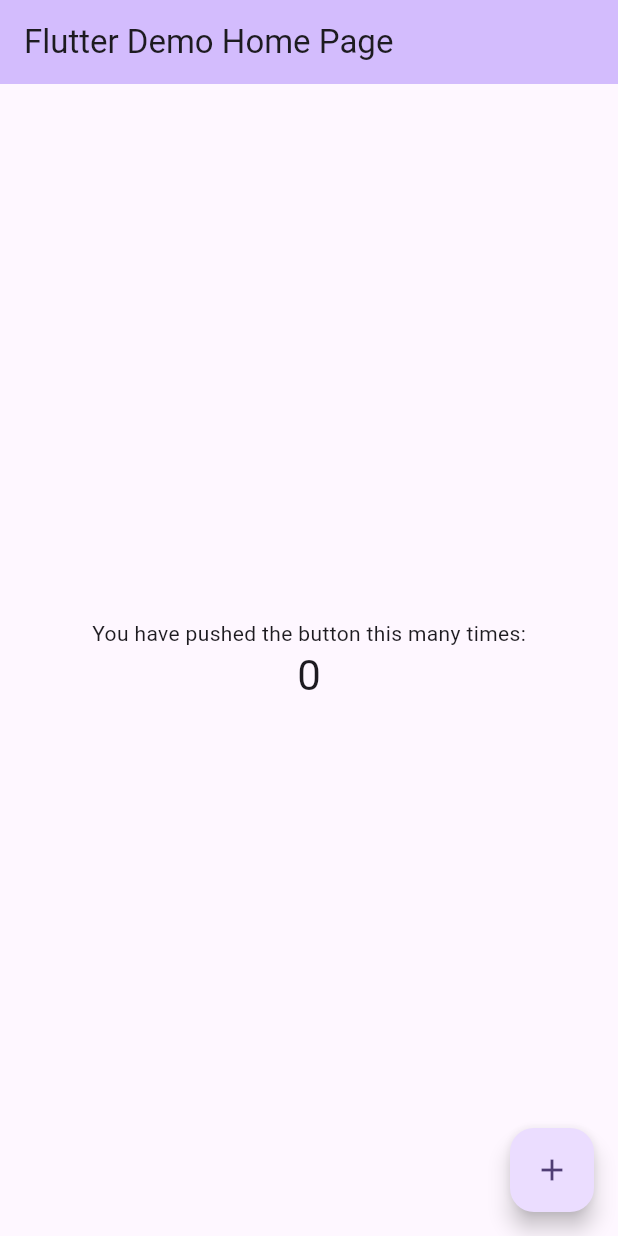
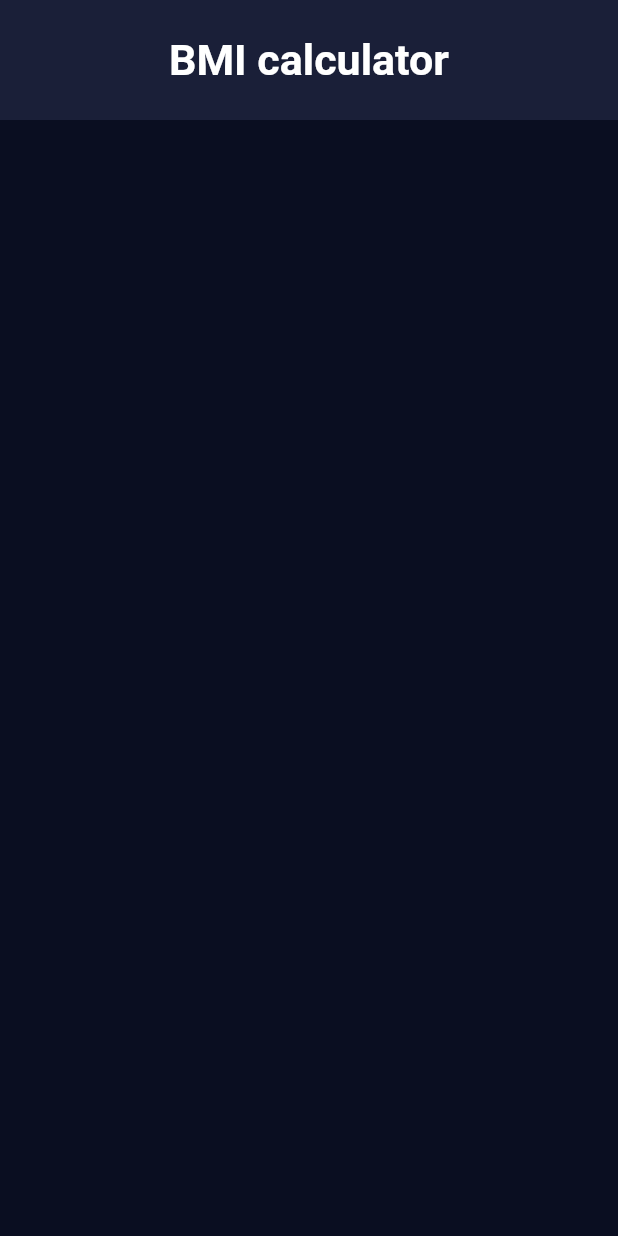
Before and after one commit to atefElhamsa/bmi_app, a Flutter app: the screen it shows after launch, on a phone screen of 412 x 824 dp. Run offline on Flutter 3.47's test engine with Material 3 defaults, Android fonts, the phone set to English and light mode, and no system bars; our stand-ins replace flutter_screenutil, google_fonts.

Commit message:
app bar done

```diff
--- a/analysis_options.yaml
+++ b/analysis_options.yaml
@@ -21,6 +21,8 @@ linter:
   # `// ignore_for_file: name_of_lint` syntax on the line or in the file
   # producing the lint.
   rules:
+    - prefer_const_constructors
+    - prefer_const_constructors_in_immutables
     # avoid_print: false  # Uncomment to disable the `avoid_print` rule
     # prefer_single_quotes: true  # Uncomment to enable the `prefer_single_quotes` rule
 
--- /dev/null
+++ b/lib/core/shared_widgets/custom_text.dart
@@ -0,0 +1,23 @@
+import 'package:bmi_app/features/home/data/models/text_model.dart';
+import 'package:flutter/material.dart';
+import 'package:flutter_screenutil/flutter_screenutil.dart';
+import 'package:google_fonts/google_fonts.dart';
+
+import '../utils/app_colors.dart';
+
+class CustomText extends StatelessWidget {
+  const CustomText({super.key, required this.textModel});
+  final TextModel textModel;
+
+  @override
+  Widget build(BuildContext context) {
+    return Text(
+      textModel.title,
+      style: GoogleFonts.roboto(
+        color: textModel.color ?? AppColors.white,
+        fontWeight: textModel.fontWeight ?? FontWeight.w700,
+        fontSize: textModel.fontSize ?? 35.sp,
+      ),
+    );
+  }
+}
--- /dev/null
+++ b/lib/core/utils/app_colors.dart
@@ -0,0 +1,8 @@
+import 'package:flutter/material.dart';
+
+class AppColors {
+  static const Color mainColor = Color(0XFF0A0E21);
+  static const Color appbarColor = Color(0XFF1A1F38);
+  static const Color containerColorRed = Color(0XFFF10606);
+  static const Color white = Colors.white;
+}
--- /dev/null
+++ b/lib/core/utils/app_texts.dart
@@ -0,0 +1,11 @@
+class AppTexts {
+  static const String bmiCalculator = "BMI calculator";
+  static const String female = "FEMALE";
+  static const String male = "MALE";
+  static const String height = "HEIGHT";
+  static const String age = "AGE";
+  static const String weight = "WEIGHT";
+  static const String calculate = "CALCULATE";
+  static const String yourResult = "Your Result:";
+  static const String normal = "NORMAL";
+}
--- /dev/null
+++ b/lib/features/home/data/models/text_model.dart
@@ -0,0 +1,15 @@
+import 'package:flutter/material.dart';
+
+class TextModel {
+  final String title;
+  final Color? color;
+  final FontWeight? fontWeight;
+  final double? fontSize;
+
+  const TextModel({
+    required this.title,
+    this.color,
+    this.fontWeight,
+    this.fontSize,
+  });
+}
--- /dev/null
+++ b/lib/features/home/presentation/views/home_screen.dart
@@ -0,0 +1,20 @@
+import 'package:bmi_app/core/utils/app_colors.dart';
+import 'package:bmi_app/features/home/presentation/views/widgets/app_bar_widget.dart';
+import 'package:bmi_app/features/home/presentation/views/widgets/home_body.dart';
+import 'package:flutter/material.dart';
+
+class HomeScreen extends StatelessWidget {
+  const HomeScreen({super.key});
+
+  @override
+  Widget build(BuildContext context) {
+    return const Scaffold(
+      backgroundColor: AppColors.mainColor,
+      appBar: PreferredSize(
+        preferredSize: Size.fromHeight(80),
+        child: AppBarWidget(),
+      ),
+      body: HomeBody(),
+    );
+  }
+}
--- /dev/null
+++ b/lib/features/home/presentation/views/widgets/app_bar_widget.dart
@@ -0,0 +1,22 @@
+import 'package:flutter/material.dart';
+
+import '../../../../../core/shared_widgets/custom_text.dart';
+import '../../../../../core/utils/app_colors.dart';
+import '../../../../../core/utils/app_texts.dart';
+import '../../../data/models/text_model.dart';
+
+class AppBarWidget extends StatelessWidget {
+  const AppBarWidget({super.key});
+
+  @override
+  Widget build(BuildContext context) {
+    return AppBar(
+      backgroundColor: AppColors.appbarColor,
+      centerTitle: true,
+      toolbarHeight: 80,
+      title: const CustomText(
+        textModel: TextModel(title: AppTexts.bmiCalculator),
+      ),
+    );
+  }
+}
--- /dev/null
+++ b/lib/features/home/presentation/views/widgets/home_body.dart
@@ -0,0 +1,10 @@
+import 'package:flutter/material.dart';
+
+class HomeBody extends StatelessWidget {
+  const HomeBody({super.key});
+
+  @override
+  Widget build(BuildContext context) {
+    return Column();
+  }
+}
--- a/lib/main.dart
+++ b/lib/main.dart
@@ -1,4 +1,6 @@
+import 'package:bmi_app/features/home/presentation/views/home_screen.dart';
 import 'package:flutter/material.dart';
+import 'package:flutter_screenutil/flutter_screenutil.dart';
 
 void main() {
   runApp(const MyApp());
@@ -7,116 +9,18 @@ void main() {
 class MyApp extends StatelessWidget {
   const MyApp({super.key});
 
-  // This widget is the root of your application.
   @override
   Widget build(BuildContext context) {
-    return MaterialApp(
-      title: 'Flutter Demo',
-      theme: ThemeData(
-        // This is the theme of your application.
-        //
-        // TRY THIS: Try running your application with "flutter run". You'll see
-        // the application has a purple toolbar. Then, without quitting the app,
-        // try changing the seedColor in the colorScheme below to Colors.green
-        // and then invoke "hot reload" (save your changes or press the "hot
-        // reload" button in a Flutter-supported IDE, or press "r" if you used
-        // the command line to start the app).
-        //
-        // Notice that the counter didn't reset back to zero; the application
-        // state is not lost during the reload. To reset the state, use hot
-        // restart instead.
-        //
-        // This works for code too, not just values: Most code changes can be
-        // tested with just a hot reload.
-        colorScheme: ColorScheme.fromSeed(seedColor: Colors.deepPurple),
-      ),
-      home: const MyHomePage(title: 'Flutter Demo Home Page'),
+    return ScreenUtilInit(
+      designSize: const Size(375, 1006),
+      minTextAdapt: true,
+      splitScreenMode: true,
+      builder: (context, child) {
+        return const MaterialApp(
+          debugShowCheckedModeBanner: false,
+          home: HomeScreen(),
+        );
+      },
     );
   }
 }
-
-class MyHomePage extends StatefulWidget {
-  const MyHomePage({super.key, required this.title});
-
-  // This widget is the home page of your application. It is stateful, meaning
-  // that it has a State object (defined below) that contains fields that affect
-  // how it looks.
-
-  // This class is the configuration for the state. It holds the values (in this
-  // case the title) provided by the parent (in this case the App widget) and
-  // used by the build method of the State. Fields in a Widget subclass are
-  // always marked "final".
-
-  final String title;
-
-  @override
-  State<MyHomePage> createState() => _MyHomePageState();
-}
-
-class _MyHomePageState extends State<MyHomePage> {
-  int _counter = 0;
-
-  void _incrementCounter() {
-    setState(() {
-      // This call to setState tells the Flutter framework that something has
-      // changed in this State, which causes it to rerun the build method below
-      // so that the display can reflect the updated values. If we changed
-      // _counter without calling setState(), then the build method would not be
-      // called again, and so nothing would appear to happen.
-      _counter++;
-    });
-  }
-
-  @override
-  Widget build(BuildContext context) {
-    // This method is rerun every time setState is called, for instance as done
-    // by the _incrementCounter method above.
-    //
-    // The Flutter framework has been optimized to make rerunning build methods
-    // fast, so that you can just rebuild anything that needs updating rather
-    // than having to individually change instances of widgets.
-    return Scaffold(
-      appBar: AppBar(
-        // TRY THIS: Try changing the color here to a specific color (to
-        // Colors.amber, perhaps?) and trigger a hot reload to see the AppBar
-        // change color while the other colors stay the same.
-        backgroundColor: Theme.of(context).colorScheme.inversePrimary,
-        // Here we take the value from the MyHomePage object that was created by
-        // the App.build method, and use it to set our appbar title.
-        title: Text(widget.title),
-      ),
-      body: Center(
-        // Center is a layout widget. It takes a single child and positions it
-        // in the middle of the parent.
-        child: Column(
-          // Column is also a layout widget. It takes a list of children and
-          // arranges them vertically. By default, it sizes itself to fit its
-          // children horizontally, and tries to be as tall as its parent.
-          //
-          // Column has various properties to control how it sizes itself and
-          // how it positions its children. Here we use mainAxisAlignment to
-          // center the children vertically; the main axis here is the vertical
-          // axis because Columns are vertical (the cross axis would be
-          // horizontal).
-          //
-          // TRY THIS: Invoke "debug painting" (choose the "Toggle Debug Paint"
-          // action in the IDE, or press "p" in the console), to see the
-          // wireframe for each widget.
-          mainAxisAlignment: MainAxisAlignment.center,
-          children: <Widget>[
-            const Text('You have pushed the button this many times:'),
-            Text(
-              '$_counter',
-              style: Theme.of(context).textTheme.headlineMedium,
-            ),
-          ],
-        ),
-      ),
-      floatingActionButton: FloatingActionButton(
-        onPressed: _incrementCounter,
-        tooltip: 'Increment',
-        child: const Icon(Icons.add),
-      ), // This trailing comma makes auto-formatting nicer for build methods.
-    );
-  }
-}
--- a/pubspec.yaml
+++ b/pubspec.yaml
@@ -34,6 +34,8 @@ dependencies:
   # The following adds the Cupertino Icons font to your application.
   # Use with the CupertinoIcons class for iOS style icons.
   cupertino_icons: ^1.0.8
+  flutter_screenutil: ^5.9.3
+  google_fonts: ^6.2.1
 
 dev_dependencies:
   flutter_test:
```
Also changed, not shown: pubspec.lock, 2 other files.
